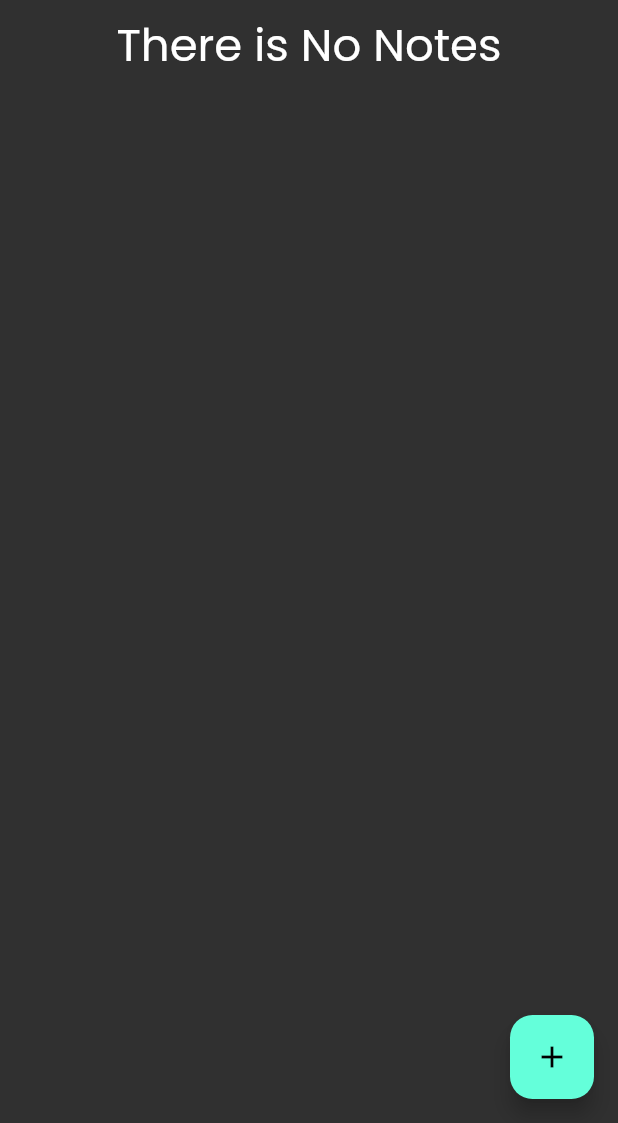
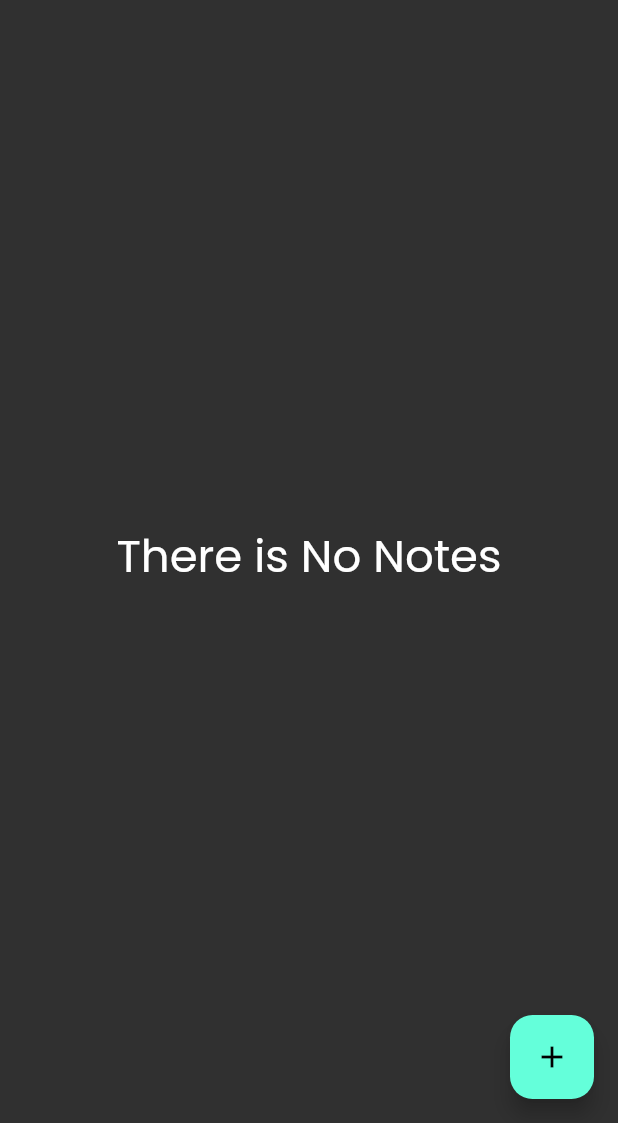
Before and after one commit to AmerDje/nota_flow_app, a Flutter app: the screen it shows after launch, on a phone screen of 412 x 824 dp, the part 113-1236 px from its top. Run offline on Flutter 3.47's test engine with Material 2 defaults, Android fonts, the phone set to English and light mode, and no system bars; our stand-ins replace flutter_bloc, flutter_colorpicker, font_awesome_flutter, hive, hive_flutter; accounts and stored records are empty.

Commit message:
refactor code

```diff
--- a/lib/features/edit note/presentation/views/widgets/edit_note_view_body.dart
+++ b/lib/features/edit note/presentation/views/widgets/edit_note_view_body.dart
@@ -23,6 +23,7 @@ class _EditNoteViewBodyState extends State<EditNoteViewBody> {
     NoteModel oldNote = ModalRoute.of(context)?.settings.arguments as NoteModel;
     return Padding(
       padding: const EdgeInsets.all(15.0),
+      child: SingleChildScrollView(
         child: Form(
           key: formKey,
           child: Column(
@@ -50,7 +51,9 @@ class _EditNoteViewBodyState extends State<EditNoteViewBody> {
                   }
                 },
               ),
-            const Spacer(flex: 2),
+              const SizedBox(
+                height: 30,
+              ),
               CustomTextField(
                 initialValue: oldNote.noteTitle,
                 maxLines: 1,
@@ -74,8 +77,8 @@ class _EditNoteViewBodyState extends State<EditNoteViewBody> {
                 height: 15,
               ),
               const ColorsListView(),
-            const Spacer(flex: 10),
             ],
+          ),
         ),
       ),
     );
--- /dev/null
+++ b/lib/features/home/presentation/views/widgets/empty_Notes_list.dart
@@ -0,0 +1,35 @@
+import 'package:flutter/material.dart';
+import 'package:nota_flow_app/core/components/custom_app_bar.dart';
+import 'package:nota_flow_app/core/utils/assets.dart';
+
+class EmptyNotesList extends StatelessWidget {
+  const EmptyNotesList({
+    super.key,
+  });
+
+  @override
+  Widget build(BuildContext context) {
+    return Column(
+      children: [
+        Padding(
+          padding: const EdgeInsets.only(bottom: 8.0, left: 10, right: 10),
+          child: CustomAppBar(
+            icon: Icons.search,
+            title: Image.asset(
+              Assets.logoOnLetter,
+              height: 60,
+              width: 150,
+            ),
+            onPressed: null,
+          ),
+        ),
+        const Spacer(),
+        const Text(
+          "There is No Notes",
+          style: TextStyle(fontSize: 30, fontWeight: FontWeight.normal),
+        ),
+        const Spacer()
+      ],
+    );
+  }
+}
--- a/lib/features/home/presentation/views/widgets/notes_list_view.dart
+++ b/lib/features/home/presentation/views/widgets/notes_list_view.dart
@@ -1,9 +1,8 @@
 import 'package:flutter/material.dart';
 import 'package:flutter_bloc/flutter_bloc.dart';
-import 'package:nota_flow_app/core/components/custom_app_bar.dart';
-import 'package:nota_flow_app/core/utils/assets.dart';
 import 'package:nota_flow_app/features/home/models/note_model.dart';
 import 'package:nota_flow_app/features/home/presentation/cubit/notes_cubit.dart';
+import 'package:nota_flow_app/features/home/presentation/views/widgets/empty_Notes_list.dart';
 import 'package:nota_flow_app/features/home/presentation/views/widgets/searchable_list.dart';
 
 class NotesListView extends StatelessWidget {
@@ -16,29 +15,7 @@ class NotesListView extends StatelessWidget {
       builder: (context, state) {
         List<NoteModel>? notesList = BlocProvider.of<NotesCubit>(context).notes;
         if (notesList!.isEmpty) {
-          return Column(
-            children: [
-              Padding(
-                padding:
-                    const EdgeInsets.only(bottom: 8.0, left: 10, right: 10),
-                child: CustomAppBar(
-                  icon: Icons.search,
-                  title: Image.asset(
-                    Assets.logoOnLetter,
-                    height: 60,
-                    width: 150,
-                  ),
-                  onPressed: null,
-                ),
-              ),
-              const Center(
-                child: Text(
-                  "There is No Notes",
-                  style: TextStyle(fontSize: 30, fontWeight: FontWeight.normal),
-                ),
-              ),
-            ],
-          );
+          return const EmptyNotesList();
         } else {
           return SearchableNoteList(
             notesList: notesList,
```
Lines whose indentation alone changed are shown as unchanged.
